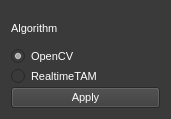
Old version of the form ui/probe_detection.ui in the repository AllenNeuralDynamics/parallax.
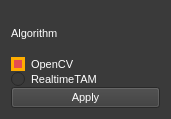
New version of the form.

Commit message: UI- Use bright color for the selected radio button

What changed in the file:
```diff
--- a/ui/probe_detection.ui
+++ b/ui/probe_detection.ui
@@ -30,6 +30,11 @@
 background-color: rgb(58, 58, 58);
 color: #FFFFFF;
 font: 8pt;
+}
+QRadioButton::indicator:checked {
+border-radius: 8px;
+background-color: #E54D50;
+border: 3px solid #FFAD00;
 }</string>
   </property>
   <layout class="QGridLayout" name="gridLayout">
```
The commit also changes 1 other file.
